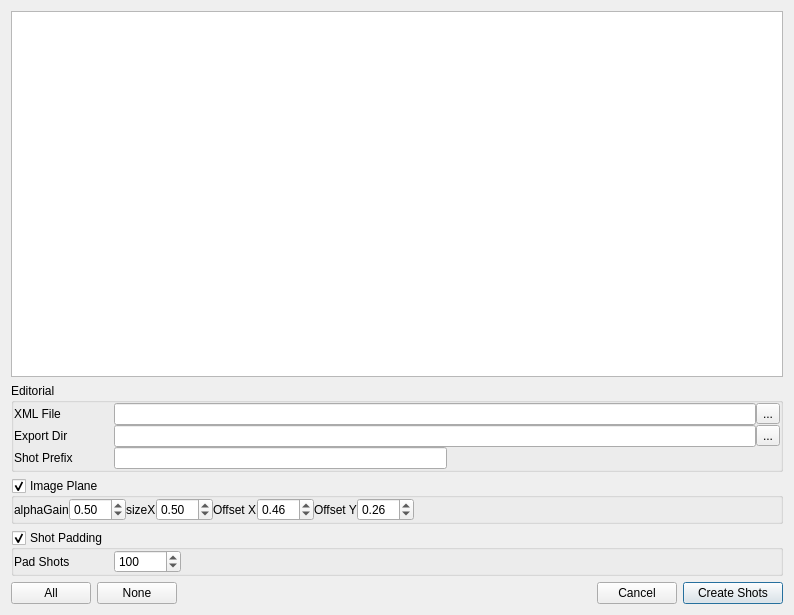
Old version of the form module/wildchildanimation/gui/forms/maya/sequence_shot_table_dialog.ui in the repository dearyangyu/swing.
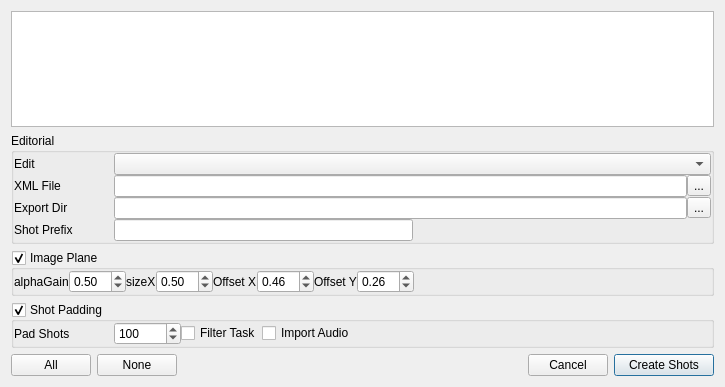
New version of the form.

```diff
--- a/module/wildchildanimation/gui/forms/maya/sequence_shot_table_dialog.ui
+++ b/module/wildchildanimation/gui/forms/maya/sequence_shot_table_dialog.ui
@@ -6,8 +6,8 @@
    <rect>
     <x>0</x>
     <y>0</y>
-    <width>794</width>
-    <height>615</height>
+    <width>725</width>
+    <height>387</height>
    </rect>
   </property>
   <property name="windowTitle">
@@ -38,6 +38,32 @@
       <property name="bottomMargin">
        <number>0</number>
       </property>
+      <item>
+       <layout class="QHBoxLayout" name="horizontalLayout_7">
+        <item>
+         <widget class="QLabel" name="labelEdit">
+          <property name="minimumSize">
+           <size>
+            <width>100</width>
+            <height>0</height>
+           </size>
+          </property>
+          <property name="maximumSize">
+           <size>
+            <width>100</width>
+            <height>16777215</height>
+           </size>
+          </property>
+          <property name="text">
+           <string>Edit</string>
+          </property>
+         </widget>
+        </item>
+        <item>
+         <widget class="QComboBox" name="comboBoxEdit"/>
+        </item>
+       </layout>
+      </item>
       <item>
        <layout class="QHBoxLayout" name="horizontalLayout_5">
         <item>
@@ -305,6 +331,20 @@
           </property>
          </widget>
         </item>
+        <item>
+         <widget class="QCheckBox" name="checkBoxFilterTask">
+          <property name="text">
+           <string>Filter Task</string>
+          </property>
+         </widget>
+        </item>
+        <item>
+         <widget class="QCheckBox" name="checkBoxImportAudio">
+          <property name="text">
+           <string>Import Audio</string>
+          </property>
+         </widget>
+        </item>
         <item>
          <spacer name="horizontalSpacer_2">
           <property name="orientation">
```
